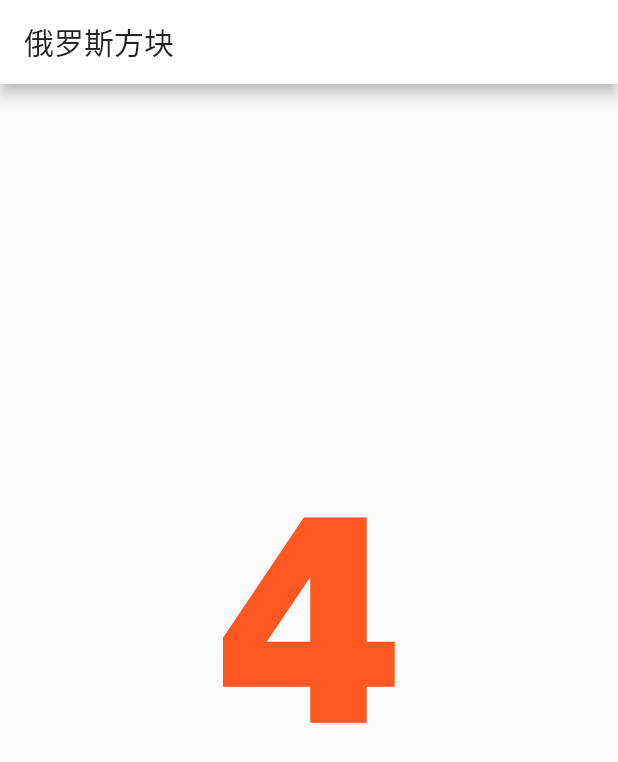
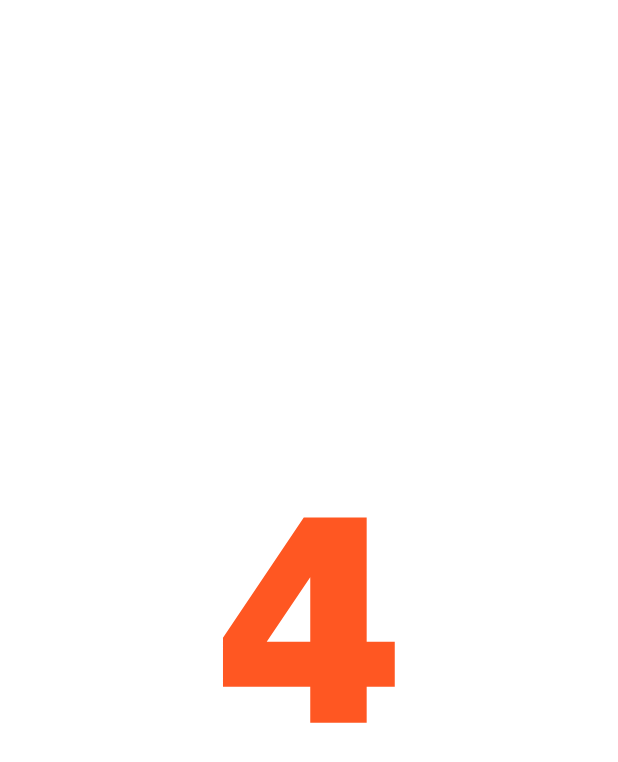
Before and after one commit to ace4wl/tetris, a Flutter app: the screen it shows after launch, after a tap on "开始游戏", on a phone screen of 412 x 824 dp. Shown: the top 762 px of the screen. Run offline on Flutter 3.47's test engine with Material 2 defaults, Android fonts, the phone set to English and light mode, and no system bars.

Commit message:
[add][实现简易的沉浸式体验]

```diff
--- a/lib/game_launch.dart
+++ b/lib/game_launch.dart
@@ -5,7 +5,9 @@ import 'package:tetris/game_play.dart';
 class GameLaunch extends StatelessWidget {
   @override
   Widget build(BuildContext context) {
-    return new Column(
+    return new Container(
+      color: Colors.white,
+      child: new Column(
         mainAxisAlignment: MainAxisAlignment.spaceAround,
         crossAxisAlignment: CrossAxisAlignment.center,
         children: <Widget>[
@@ -51,6 +53,7 @@ class GameLaunch extends StatelessWidget {
             ),
           ),
         ],
+      ),
     );
   }
 
--- a/lib/game_play.dart
+++ b/lib/game_play.dart
@@ -13,10 +13,14 @@ class GamePlayWidget extends StatelessWidget {
           primaryColor: Colors.white,
         ),
         home: new Scaffold(
-          appBar: AppBar(
-            title: Text('俄罗斯方块'),
-          ),
-          body: new SquareCanvasWidget(),
-        ));
+            appBar: AppBar(
+              title: Text(''),
+              elevation: 0,
+              backgroundColor: Colors.white,
+            ),
+            body: new Container(
+              child: new SquareCanvasWidget(),
+              color: Colors.white,
+            )));
   }
 }
--- a/lib/main.dart
+++ b/lib/main.dart
@@ -6,8 +6,13 @@ import 'package:tetris/constant/constant.dart';
 import 'package:tetris/game_launch.dart';
 
 void main() {
+  //强制竖屏
   SystemChrome.setPreferredOrientations(
       [DeviceOrientation.portraitUp, DeviceOrientation.portraitDown]);
+  //简易的沉浸式
+  SystemUiOverlayStyle systemUiOverlayStyle =
+      SystemUiOverlayStyle(statusBarColor: Colors.transparent);
+  SystemChrome.setSystemUIOverlayStyle(systemUiOverlayStyle);
   runApp(MyApp());
 }
 
@@ -16,7 +21,6 @@ class MyApp extends StatelessWidget {
   @override
   Widget build(BuildContext context) {
     return MaterialApp(
-      title: 'Flutter Code Sample for material.AppBar.actions',
       theme: ThemeData(
         primaryColor: Colors.white,
       ),
@@ -36,7 +40,8 @@ class MyStatelessWidget extends StatelessWidget {
 
     return Scaffold(
       appBar: AppBar(
-        title: Text('俄罗斯方块'),
+        title: Text(''),
+        elevation: 0,
       ),
       body: new GameLaunch(),
     );
```
Also changed, not shown: lib/listview.dart (deleted, +0 -40 lines). Lines whose indentation alone changed are shown as unchanged.
